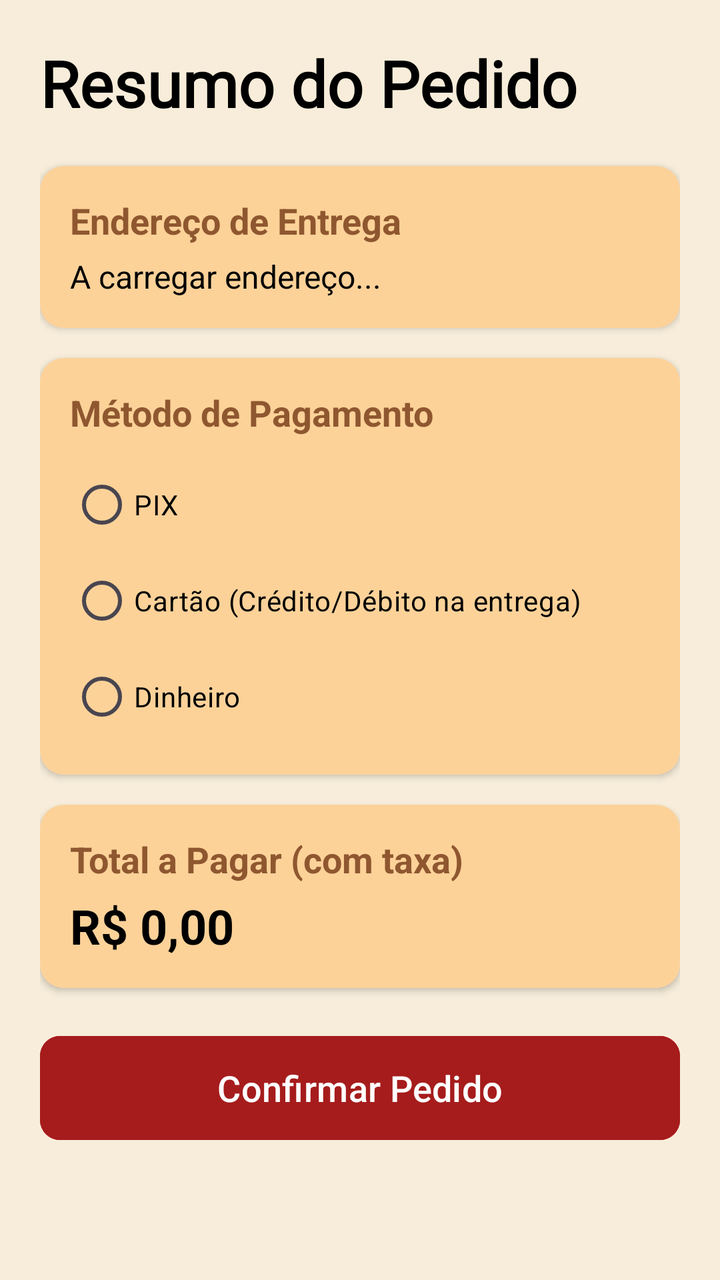
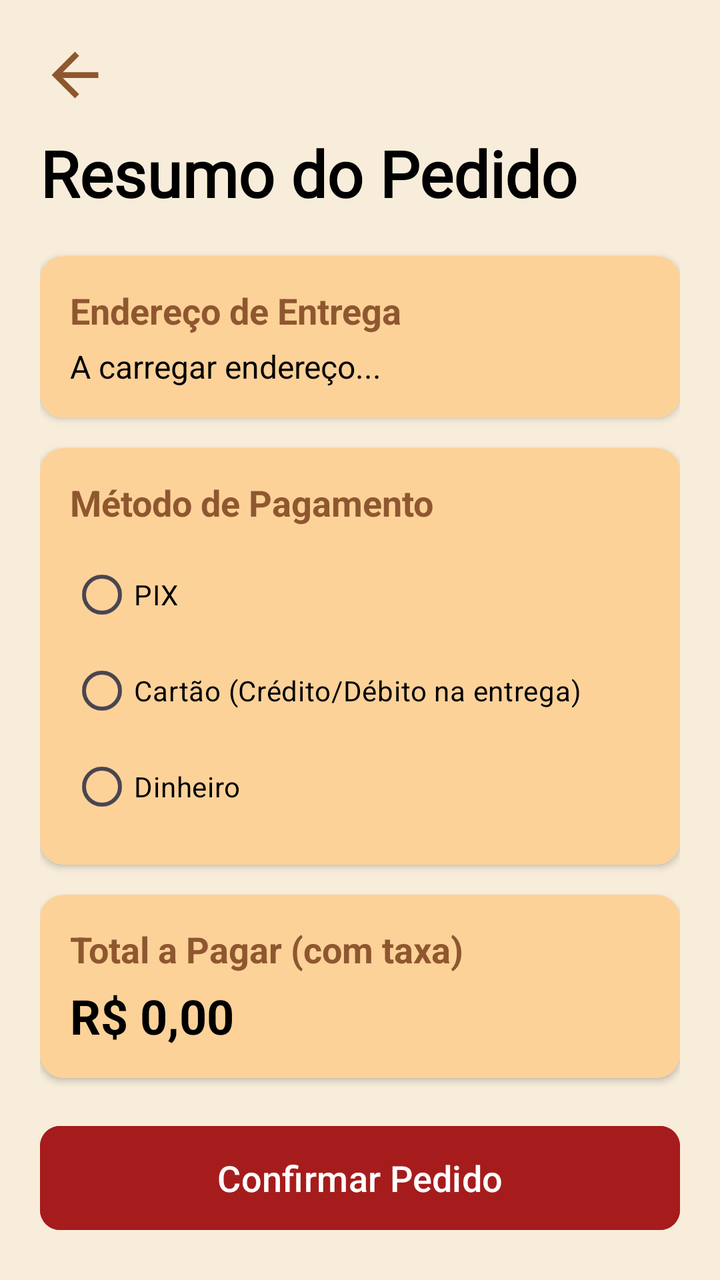

Two renders of the same Android screen: before a commit and after it. Below are the layout's source before the change and the commit's diff.
<!-- AndroidManifest.xml: application theme Theme.VangustApp -->
<!-- res/layout/fragment_checkout.xml -->
<?xml version="1.0" encoding="utf-8"?>
<ScrollView xmlns:android="http://schemas.android.com/apk/res/android"
    xmlns:app="http://schemas.android.com/apk/res-auto"
    android:layout_width="match_parent"
    android:layout_height="match_parent"
    android:background="#F7EDDA"
    android:padding="20dp">

    <LinearLayout
        android:layout_width="match_parent"
        android:layout_height="wrap_content"
        android:orientation="vertical">

        <TextView
            android:layout_width="wrap_content"
            android:layout_height="wrap_content"
            android:fontFamily="@font/oswald_regular"
            android:text="Resumo do Pedido"
            android:textColor="@color/black"
            android:textSize="32sp"
            android:textStyle="bold"
            android:layout_marginBottom="20dp"/>

        
        <androidx.cardview.widget.CardView
            android:layout_width="match_parent"
            android:layout_height="wrap_content"
            app:cardCornerRadius="12dp"
            app:cardElevation="2dp"
            android:layout_marginBottom="15dp">

            <LinearLayout
                android:layout_width="match_parent"
                android:layout_height="wrap_content"
                android:background="#FCD299"
                android:orientation="vertical"
                android:padding="15dp">

                <TextView
                    android:layout_width="wrap_content"
                    android:layout_height="wrap_content"
                    android:text="Endereço de Entrega"
                    android:textStyle="bold"
                    android:textColor="#8F572F"
                    android:textSize="18sp"/>

                <TextView
                    android:id="@+id/tvEnderecoCheckout"
                    android:layout_width="wrap_content"
                    android:layout_height="wrap_content"
                    android:text="A carregar endereço..."
                    android:textColor="@color/black"
                    android:textSize="16sp"
                    android:layout_marginTop="5dp"/>
            </LinearLayout>
        </androidx.cardview.widget.CardView>

        
        <androidx.cardview.widget.CardView
            android:layout_width="match_parent"
            android:layout_height="wrap_content"
            app:cardCornerRadius="12dp"
            app:cardElevation="2dp"
            android:layout_marginBottom="15dp">

            <LinearLayout
                android:layout_width="match_parent"
                android:layout_height="wrap_content"
                android:background="#FCD299"
                android:orientation="vertical"
                android:padding="15dp">

                <TextView
                    android:layout_width="wrap_content"
                    android:layout_height="wrap_content"
                    android:text="Método de Pagamento"
                    android:textStyle="bold"
                    android:textColor="#8F572F"
                    android:textSize="18sp"
                    android:layout_marginBottom="10dp"/>

                <RadioGroup
                    android:id="@+id/radioGroupPagamento"
                    android:layout_width="match_parent"
                    android:layout_height="wrap_content"
                    android:orientation="vertical">

                    <RadioButton
                        android:id="@+id/rbPix"
                        android:layout_width="wrap_content"
                        android:layout_height="wrap_content"
                        android:text="PIX"
                        android:textColor="@color/black"/>

                    <RadioButton
                        android:id="@+id/rbCartao"
                        android:layout_width="wrap_content"
                        android:layout_height="wrap_content"
                        android:text="Cartão (Crédito/Débito na entrega)"
                        android:textColor="@color/black"/>

                    <RadioButton
                        android:id="@+id/rbDinheiro"
                        android:layout_width="wrap_content"
                        android:layout_height="wrap_content"
                        android:text="Dinheiro"
                        android:textColor="@color/black"/>
                </RadioGroup>
            </LinearLayout>
        </androidx.cardview.widget.CardView>

        
        <androidx.cardview.widget.CardView
            android:layout_width="match_parent"
            android:layout_height="wrap_content"
            app:cardCornerRadius="12dp"
            app:cardElevation="2dp"
            android:layout_marginBottom="20dp">

            <LinearLayout
                android:layout_width="match_parent"
                android:layout_height="wrap_content"
                android:background="#FCD299"
                android:orientation="vertical"
                android:padding="15dp">

                <TextView
                    android:layout_width="wrap_content"
                    android:layout_height="wrap_content"
                    android:text="Total a Pagar (com taxa)"
                    android:textStyle="bold"
                    android:textColor="#8F572F"
                    android:textSize="18sp"/>

                <TextView
                    android:id="@+id/tvTotalCheckout"
                    android:layout_width="wrap_content"
                    android:layout_height="wrap_content"
                    android:text="R$ 0,00"
                    android:textStyle="bold"
                    android:textColor="@color/black"
                    android:textSize="24sp"
                    android:layout_marginTop="5dp"/>
            </LinearLayout>
        </androidx.cardview.widget.CardView>

        
        <com.google.android.material.button.MaterialButton
            android:id="@+id/btnConfirmarPedidoFinal"
            android:layout_width="match_parent"
            android:layout_height="60dp"
            android:backgroundTint="#A61C1C"
            android:text="Confirmar Pedido"
            app:cornerRadius="10dp"
            android:textSize="18sp"/>

    </LinearLayout>
</ScrollView>
<!-- resources referenced by this layout -->
<resources>
  <color name="black">#FF000000</color>
  <style name="Theme.VangustApp" parent="Base.Theme.VangustApp" />
  <style name="Base.Theme.VangustApp" parent="Theme.Material3.DayNight.NoActionBar">
          
          
      </style>
</resources>

<!-- the commit's change to res/layout/fragment_checkout.xml (unified diff, before → after) -->
@@ -10,6 +10,15 @@
         android:layout_width="match_parent"
         android:layout_height="wrap_content"
         android:orientation="vertical">
+
+        
+        <ImageView
+            android:id="@+id/btnVoltarCheckout"
+            android:layout_width="35dp"
+            android:layout_height="35dp"
+            android:layout_marginBottom="10dp"
+            android:src="@drawable/baseline_arrow_back"
+            app:tint="#8F572F" />
 
         <TextView
             android:layout_width="wrap_content"
<!-- resource entries referenced after the edit -->
@@ -1,6 +1,12 @@
 <!-- resources referenced by this layout -->
 <resources>
   <color name="black">#FF000000</color>
+  <!-- drawable baseline_arrow_back (drawable) -->
+  <vector xmlns:android="http://schemas.android.com/apk/res/android" android:autoMirrored="true" android:height="24dp" android:tint="#000000" android:viewportHeight="24" android:viewportWidth="24" android:width="24dp">
+        
+      <path android:fillColor="@android:color/white" android:pathData="M20,11H7.83l5.59,-5.59L12,4l-8,8 8,8 1.41,-1.41L7.83,13H20v-2z"/>
+      
+  </vector>
   <style name="Theme.VangustApp" parent="Base.Theme.VangustApp" />
   <style name="Base.Theme.VangustApp" parent="Theme.Material3.DayNight.NoActionBar">
           
